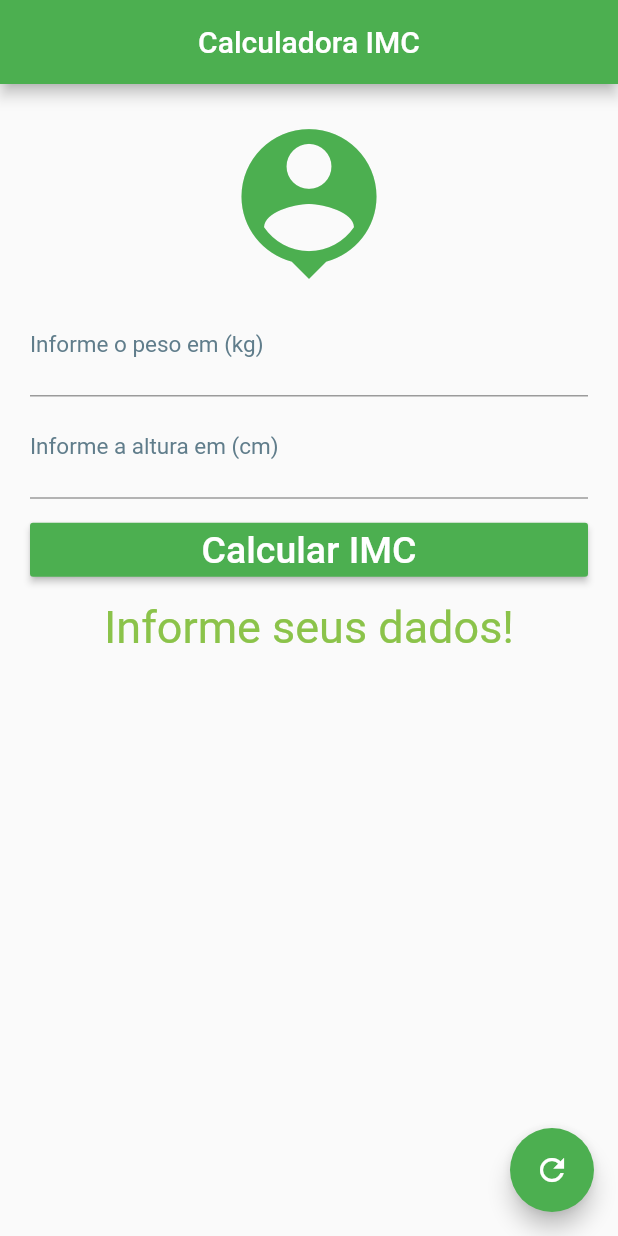
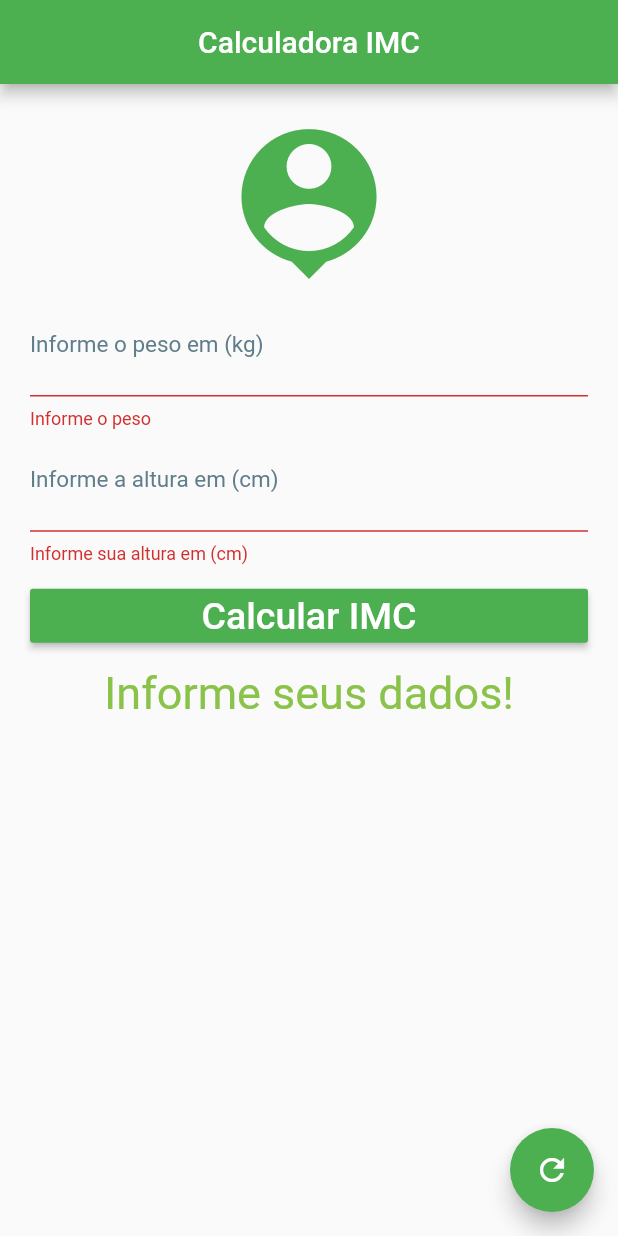
Before and after one commit to deyvescarvalho/shopping_app, a Flutter app: the screen it shows after launch, after a tap on "Calcular IMC", on a phone screen of 412 x 824 dp. Run offline on Flutter 3.47's test engine with Material 2 defaults, Android fonts, the phone set to English and light mode, and no system bars.

```diff
--- a/lib/main.dart
+++ b/lib/main.dart
@@ -20,9 +20,10 @@ class MyHome extends StatefulWidget {
 }
 
 class _MyHomeState extends State<MyHome> {
-
   TextEditingController _pesoController = TextEditingController();
   TextEditingController _alturaController = TextEditingController();
+
+  GlobalKey<FormState> _formKey = GlobalKey<FormState>();
 
   String _labbelPeso = "Informe o peso em (kg)";
   String _labbelAltura = "Informe a altura em (cm)";
@@ -30,46 +31,39 @@ class _MyHomeState extends State<MyHome> {
 
   double _calculoImc = 0.0;
 
-  void _resetarCampos(){
-
+  void _resetarCampos() {
     setState(() {
       _pesoController.text = "";
       _alturaController.text = "";
       _info = "Informe seus dados!";
+      _formKey = GlobalKey<FormState>();
     });
-
   }
 
-  void _calcularImc(){
-
+  void _calcularImc() {
     setState(() {
-      _calculoImc = double.parse(_pesoController.text) / (double.parse(_alturaController.text) / 100 * double.parse(_alturaController.text) / 100);
+      _calculoImc = double.parse(_pesoController.text) /
+          (double.parse(_alturaController.text) /
+              100 *
+              double.parse(_alturaController.text) /
+              100);
       _info = _calculoImc.toStringAsPrecision(3);
       debugPrint(_calculoImc.toStringAsPrecision(3));
-      if(_calculoImc < 18.6){
+      if (_calculoImc < 18.6) {
         _info = "Abaixo do peso $_info";
-      }else if(_calculoImc >= 18.6 && _calculoImc < 24.9){
+      } else if (_calculoImc >= 18.6 && _calculoImc < 24.9) {
         _info = "Peso ideal $_info";
-
-      }else if(_calculoImc >= 24.9 && _calculoImc < 29.9){
+      } else if (_calculoImc >= 24.9 && _calculoImc < 29.9) {
         _info = "Levemente Acima do Peso $_info";
-
-      }else if(_calculoImc >= 29.9 && _calculoImc < 34.9){
+      } else if (_calculoImc >= 29.9 && _calculoImc < 34.9) {
         _info = "Obesidade Grau I $_info";
-
-      }else if(_calculoImc >= 34.9 && _calculoImc < 39.9){
+      } else if (_calculoImc >= 34.9 && _calculoImc < 39.9) {
         _info = "Obesidade Grau II $_info";
-
-      }else if(_calculoImc >=40 ){
+      } else if (_calculoImc >= 40) {
         _info = "Obesidade Grau III $_info";
-
       }
     });
-
-
   }
-
-
 
   @override
   Widget build(BuildContext context) {
@@ -85,6 +79,8 @@ class _MyHomeState extends State<MyHome> {
       ),
       body: SingleChildScrollView(
           padding: EdgeInsets.all(20),
+          child: Form(
+            key: _formKey,
             child: Column(
               crossAxisAlignment: CrossAxisAlignment.stretch,
               children: <Widget>[
@@ -93,28 +89,44 @@ class _MyHomeState extends State<MyHome> {
                   size: 120,
                   color: Colors.green,
                 ),
-            TextField(
+                TextFormField(
+                  validator: (value) {
+                    if (value.isEmpty) {
+                      return "Informe o peso";
+                    }
+                  },
                   controller: _pesoController,
                   keyboardType: TextInputType.number,
                   textAlign: TextAlign.center,
                   decoration: InputDecoration(
                       labelText: _labbelPeso,
-                  labelStyle: TextStyle(fontSize: 15, color: Colors.blueGrey)),
+                      labelStyle:
+                          TextStyle(fontSize: 15, color: Colors.blueGrey)),
                   style: TextStyle(fontSize: 25, color: Colors.green),
                 ),
-            TextField(
+                TextFormField(
+                  validator: (value){
+                    if(value.isEmpty){
+                      return "Informe sua altura em (cm)";
+                    }
+                  },
                   controller: _alturaController,
                   keyboardType: TextInputType.number,
                   textAlign: TextAlign.center,
                   decoration: InputDecoration(
                       labelText: _labbelAltura,
-                  labelStyle: TextStyle(fontSize: 15, color: Colors.blueGrey)),
+                      labelStyle:
+                          TextStyle(fontSize: 15, color: Colors.blueGrey)),
                   style: TextStyle(fontSize: 25, color: Colors.green),
                 ),
                 Padding(
                   padding: EdgeInsets.fromLTRB(0, 10, 0, 10),
                   child: RaisedButton(
-                onPressed: _calcularImc,
+                    onPressed: () {
+                      if (_formKey.currentState.validate()) {
+                        _calcularImc();
+                      }
+                    },
                     color: Colors.green,
                     child: Text(
                       "Calcular IMC",
@@ -130,7 +142,7 @@ class _MyHomeState extends State<MyHome> {
                 ),
               ],
             ),
-      ),
+          )),
       floatingActionButton: FloatingActionButton(
         onPressed: () {
           _resetarCampos();
```
Lines whose indentation alone changed are shown as unchanged.
